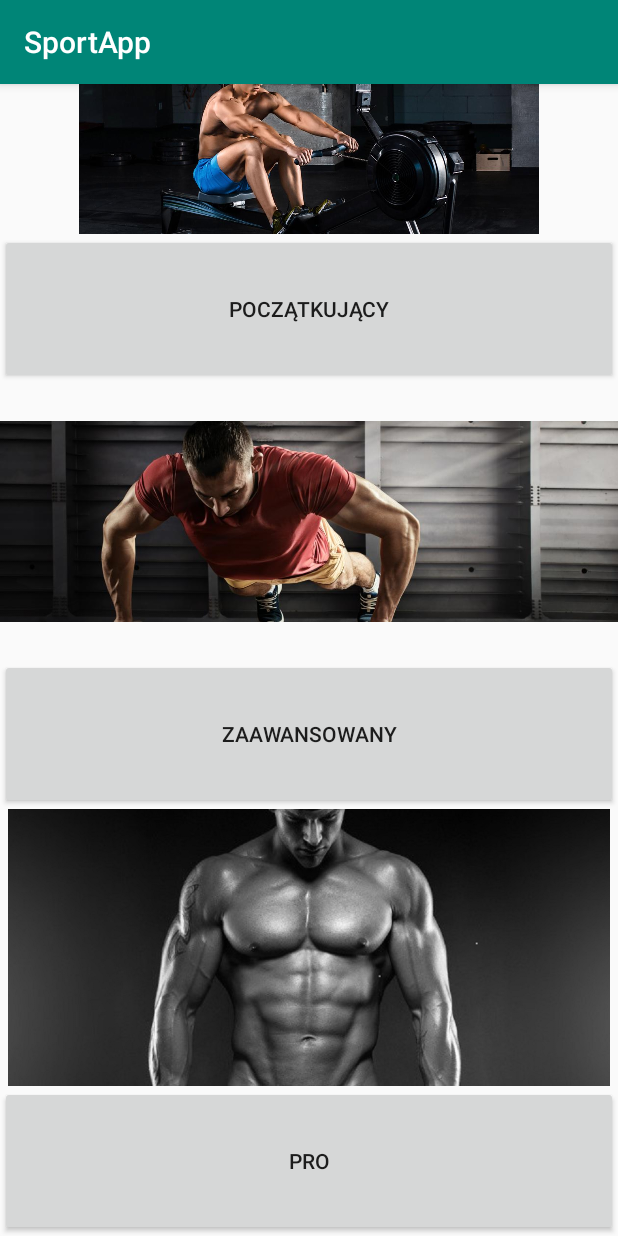
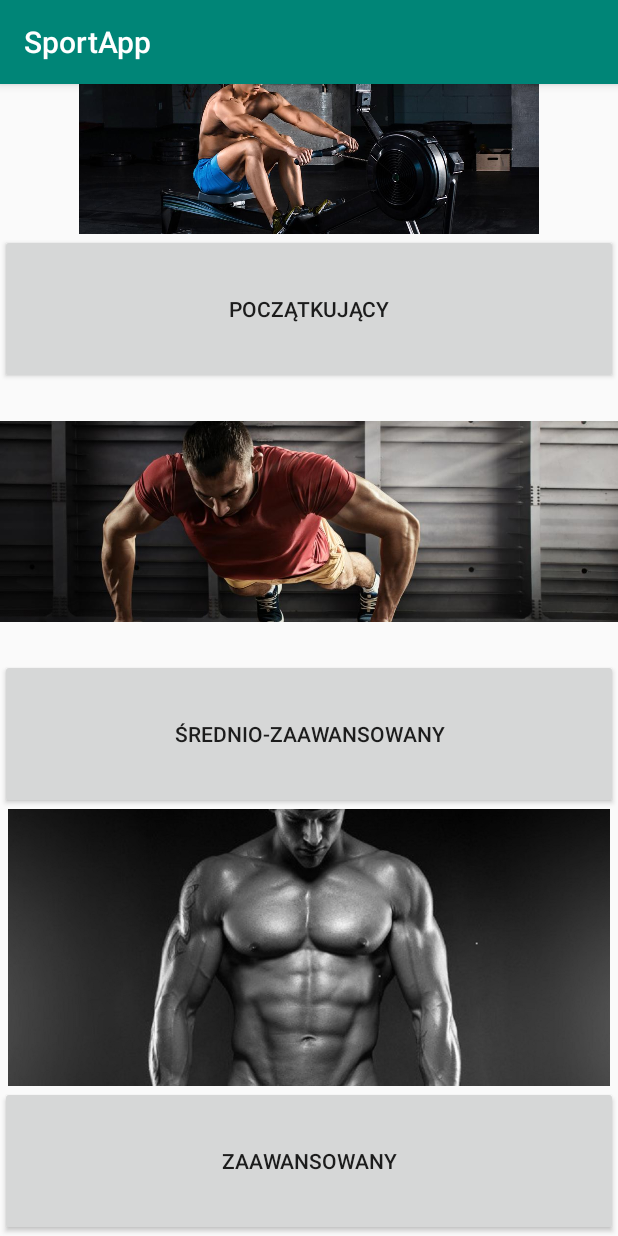
Before and after one commit to vegenative/SportsApp, an Android app: the screen it shows after launch (MainActivity), on a phone screen of 412 x 824 dp. Run offline under Robolectric (Android 15) with nearby library versions, the phone set to English and light mode, and no system bars.

Commit message:
add two more exercises

```diff
--- a/app/src/main/java/com/example/sportapp/MainActivity.java
+++ b/app/src/main/java/com/example/sportapp/MainActivity.java
@@ -30,6 +30,18 @@ public class MainActivity extends AppCompatActivity {
                 moveToStoper();
             }
         });
+        buttonHard.setOnClickListener(new View.OnClickListener() { //dodanie funkcji button przejścia Stopera
+            @Override
+            public void onClick(View v) {
+                moveToStoper();
+            }
+        });
+        buttonPRo.setOnClickListener(new View.OnClickListener() { //dodanie funkcji button przejścia Stopera
+            @Override
+            public void onClick(View v) {
+                moveToStoper();
+            }
+        });
 
 
     }
--- a/app/src/main/res/layout/activity_main.xml
+++ b/app/src/main/res/layout/activity_main.xml
@@ -27,8 +27,7 @@
         android:layout_height="100dp"
         android:layout_marginTop="100dp"
         android:layout_marginBottom="200dp"
-        android:onClick="Hard"
-        android:text="@string/zaawansowany"
+        android:text="średnio-zaawansowany"
         app:layout_constraintBottom_toBottomOf="parent"
         app:layout_constraintEnd_toEndOf="parent"
         app:layout_constraintHorizontal_bias="0.0"
@@ -42,7 +41,7 @@
         android:layout_height="100dp"
         android:layout_marginTop="90dp"
         android:onClick="pro"
-        android:text="@string/pro"
+        android:text="zaawansowany"
         app:layout_constraintBottom_toBottomOf="parent"
         app:layout_constraintEnd_toEndOf="parent"
         app:layout_constraintHorizontal_bias="0.0"
```
Also changed, not shown: app/src/main/java/com/example/sportapp/Stoper.java (+21 -1 lines), app/src/main/res/drawable/brzuszki.jpg (added), app/src/main/res/drawable/pompki.jpg (added).
